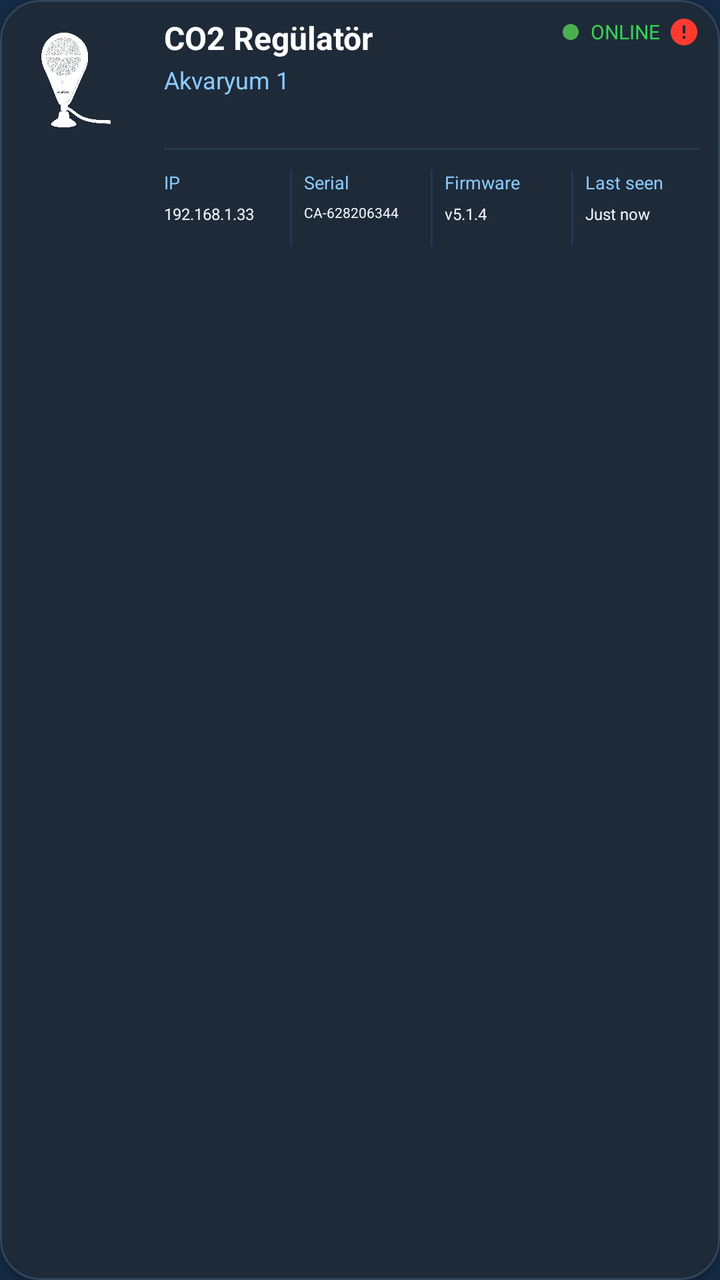
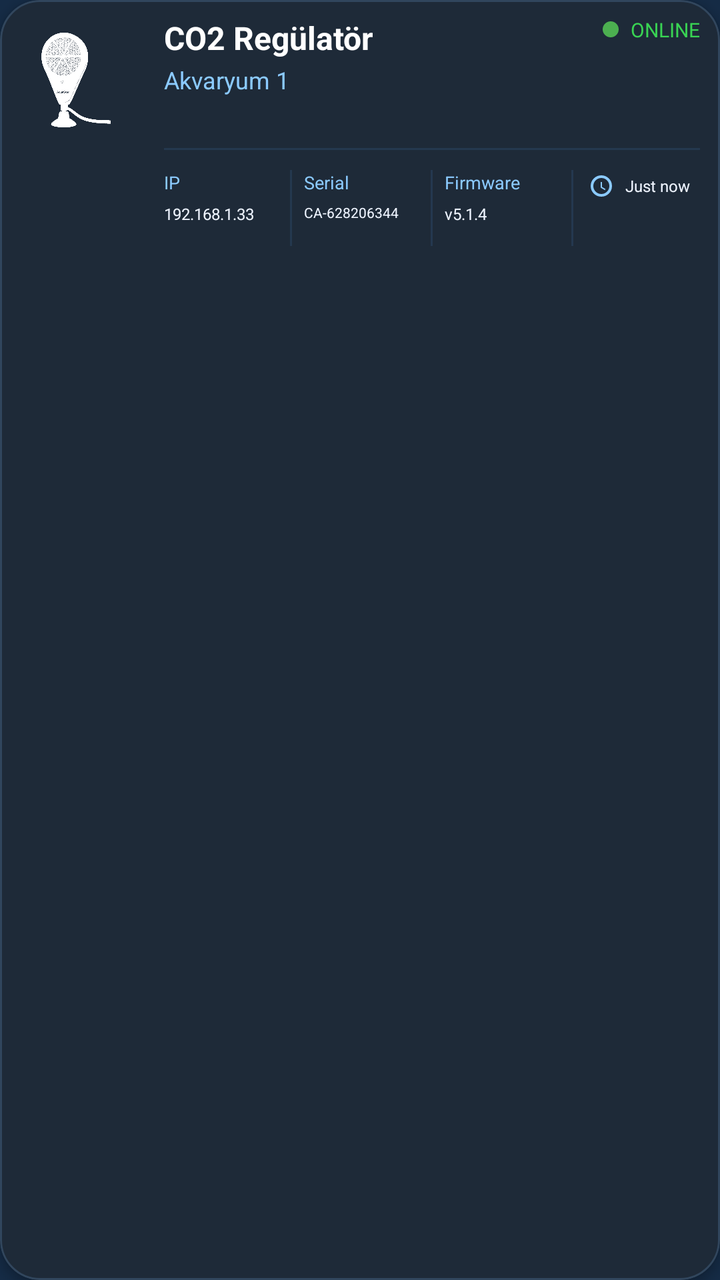

Compare the two renders of this Android layout. The source of the first and the diff that turns it into the second are given below.
<!-- AndroidManifest.xml: application theme AppTheme -->
<!-- res/layout/item_device_status.xml -->
<?xml version="1.0" encoding="utf-8"?>
<com.google.android.material.card.MaterialCardView
    xmlns:android="http://schemas.android.com/apk/res/android"
    xmlns:app="http://schemas.android.com/apk/res-auto"
    android:id="@+id/cardDevice"
    android:layout_width="match_parent"
    android:layout_height="wrap_content"
    android:layout_marginHorizontal="3dp"
    android:layout_marginVertical="8dp"
    android:backgroundTint="#1E2A38"
    app:cardCornerRadius="20dp"
    app:cardElevation="3dp"
    app:strokeWidth="1dp"
    app:strokeColor="#31465D"
    android:clickable="true"
    android:focusable="true"
    android:foreground="?attr/selectableItemBackground">

    <RelativeLayout
        android:layout_width="match_parent"
        android:layout_height="wrap_content"
		android:paddingStart="6dp"
        android:paddingTop="8dp"
        android:paddingEnd="10dp"
        android:paddingBottom="8dp">

        
        <ImageView
            android:id="@+id/ivDeviceIcon"
            android:layout_width="64dp"
            android:layout_height="64dp"
            android:src="@drawable/ic_device_aqua_ster"
            app:tint="@android:color/white"
            android:layout_alignParentStart="true"
            android:layout_alignParentTop="true" />

        
        <LinearLayout
            android:id="@+id/llDeviceInfo"
            android:layout_width="wrap_content"
            android:layout_height="wrap_content"
            android:orientation="vertical"
            android:layout_toEndOf="@id/ivDeviceIcon"
            android:layout_marginStart="12dp"
            android:layout_alignTop="@id/ivDeviceIcon">

            <TextView
                android:id="@+id/tvDeviceName"
                android:layout_width="wrap_content"
                android:layout_height="wrap_content"
                android:text="CO2 Regülatör"
                android:textColor="@android:color/white"
                android:textStyle="bold"
                android:textSize="16sp" />

            <TextView
                android:id="@+id/tvTankName"
                android:layout_width="wrap_content"
                android:layout_height="wrap_content"
                android:layout_marginTop="2dp"
                android:text="Akvaryum 1"
                android:textColor="#8BCAFF"
                android:textSize="12sp" />
        </LinearLayout>

        
        <LinearLayout
            android:id="@+id/llStatusContainer"
            android:layout_width="wrap_content"
            android:layout_height="wrap_content"
            android:orientation="horizontal"
            android:gravity="center_vertical"
            android:layout_alignParentEnd="true"
            android:layout_alignTop="@id/llDeviceInfo">

            <View
                android:id="@+id/viewStatusDot"
                android:layout_width="8dp"
                android:layout_height="8dp"
                android:background="@drawable/bg_online_dot" />

            <TextView
                android:id="@+id/tvStatus"
                android:layout_width="wrap_content"
                android:layout_height="wrap_content"
                android:layout_marginStart="6dp"
                android:text="ONLINE"
                android:textColor="#39D353"
                android:textSize="10sp"/>

            <ImageView
                android:id="@+id/ivAlarm"
                android:layout_width="16dp"
                android:layout_height="16dp"
                android:layout_marginStart="4dp"
                android:src="@drawable/ic_alarm_red"
                android:visibility="visible" />
        </LinearLayout>

        
        <View
            android:id="@+id/viewMetaTopDivider"
            android:layout_width="match_parent"
            android:layout_height="1dp"
            android:layout_below="@id/ivDeviceIcon"
            android:layout_marginTop="2dp"
            android:layout_toEndOf="@id/ivDeviceIcon"
            android:layout_marginStart="12dp"
            android:background="#24384F" />

        
        <LinearLayout
            android:id="@+id/llDeviceMeta"
            android:layout_width="match_parent"
            android:layout_height="wrap_content"
            android:layout_below="@id/viewMetaTopDivider"
            android:layout_toEndOf="@id/ivDeviceIcon"
            android:layout_marginStart="12dp"
            android:layout_marginTop="10dp"
            android:orientation="horizontal"
            android:weightSum="4">

            
            <LinearLayout
                android:layout_width="0dp"
                android:layout_height="wrap_content"
                android:layout_weight="1"
                android:orientation="vertical">

                <TextView
                    android:id="@+id/tvIpTitle"
                    android:layout_width="wrap_content"
                    android:layout_height="wrap_content"
                    android:text="IP"
                    android:textColor="#8BCAFF"
                    android:textSize="9sp" />

                <TextView
                    android:id="@+id/tvIp"
                    android:layout_width="wrap_content"
                    android:layout_height="wrap_content"
                    android:layout_marginTop="4dp"
                    android:text="192.168.1.33"
                    android:textColor="#EEF4FF"
                    android:textSize="8sp"
                    android:textStyle="normal" />
            </LinearLayout>

            
            <View
                android:layout_width="1dp"
                android:layout_height="38dp"
                android:layout_marginHorizontal="6dp"
                android:background="#24384F" />

            
            <LinearLayout
                android:layout_width="0dp"
                android:layout_height="wrap_content"
                android:layout_weight="1"
                android:orientation="vertical">

                <TextView
                    android:id="@+id/tvSerialTitle"
                    android:layout_width="wrap_content"
                    android:layout_height="wrap_content"
                    android:text="Serial"
                    android:textColor="#8BCAFF"
                    android:textSize="9sp" />

                <TextView
                    android:id="@+id/tvSerial"
                    android:layout_width="wrap_content"
                    android:layout_height="wrap_content"
                    android:layout_marginTop="4dp"
                    android:text="CA-628206344"
                    android:textColor="#EEF4FF"
                    android:textSize="7sp"
                    android:textStyle="normal" />
            </LinearLayout>

            
            <View
                android:layout_width="1dp"
                android:layout_height="38dp"
                android:layout_marginHorizontal="6dp"
                android:background="#24384F" />

            
            <LinearLayout
                android:layout_width="0dp"
                android:layout_height="wrap_content"
                android:layout_weight="1"
                android:orientation="vertical">

                <TextView
                    android:id="@+id/tvFirmwareTitle"
                    android:layout_width="wrap_content"
                    android:layout_height="wrap_content"
                    android:text="Firmware"
                    android:textColor="#8BCAFF"
                    android:textSize="9sp" />

                <TextView
                    android:id="@+id/tvFirmware"
                    android:layout_width="wrap_content"
                    android:layout_height="wrap_content"
                    android:layout_marginTop="4dp"
                    android:text="v5.1.4"
                    android:textColor="#EEF4FF"
                    android:textSize="8sp"
                    android:textStyle="normal" />
            </LinearLayout>

            
            <View
                android:layout_width="1dp"
                android:layout_height="38dp"
                android:layout_marginHorizontal="6dp"
                android:background="#24384F" />

            
            <LinearLayout
                android:layout_width="0dp"
                android:layout_height="wrap_content"
                android:layout_weight="1"
                android:orientation="vertical">

                <TextView
                    android:id="@+id/tvLastSeenTitle"
                    android:layout_width="wrap_content"
                    android:layout_height="wrap_content"
                    android:text="Last seen"
                    android:textColor="#8BCAFF"
                    android:textSize="9sp" />

                <TextView
                    android:id="@+id/tvLastSeen"
                    android:layout_width="wrap_content"
                    android:layout_height="wrap_content"
                    android:layout_marginTop="4dp"
                    android:text="Just now"
                    android:textColor="#EEF4FF"
                    android:textSize="8sp"
                    android:textStyle="normal" />
            </LinearLayout>

        </LinearLayout>

    </RelativeLayout>
</com.google.android.material.card.MaterialCardView>
<!-- resources referenced by this layout -->
<resources>
  <!-- drawable bg_online_dot (drawable) -->
  <?xml version="1.0" encoding="utf-8"?>
  <shape xmlns:android="http://schemas.android.com/apk/res/android"
      android:shape="oval">
  
      <size
          android:width="8dp"
          android:height="8dp" />
  
      <solid android:color="#4CAF50"/>
  
  </shape>
  <!-- drawable ic_alarm_red (drawable) -->
  <vector xmlns:android="http://schemas.android.com/apk/res/android"
      android:width="20dp"
      android:height="20dp"
      android:viewportWidth="24"
      android:viewportHeight="24">
      <path
          android:fillColor="#FF3B30"
          android:pathData="M12,2C6.48,2 2,6.48 2,12s4.48,10 10,10 10,-4.48 10,-10S17.52,2 12,2zM13,17h-2v-2h2v2zM13,13h-2V7h2v6z"/>
  </vector>
  <!-- drawable ic_device_aqua_ster: png bitmap (drawable, 389859 bytes) -->
  <style name="AppTheme" parent="Theme.Material3.DayNight.NoActionBar">
  
          
          <item name="colorPrimary">@color/md_theme_light_primary</item>
          <item name="colorOnPrimary">@color/md_theme_light_onPrimary</item>
          <item name="colorSecondary">@color/md_theme_light_secondary</item>
          <item name="colorOnSecondary">@color/md_theme_light_onSecondary</item>
  
          
          <item name="android:colorBackground">@color/md_theme_light_background</item>
          <item name="colorSurface">@color/md_theme_light_surface</item>
          <item name="colorOnSurface">@color/md_theme_light_onSurface</item>
  
          
          <item name="colorSurfaceVariant">@color/md_theme_light_surfaceVariant</item>
          <item name="colorOnSurfaceVariant">@color/md_theme_light_onSurfaceVariant</item>
          <item name="colorOutline">@color/md_theme_light_outline</item>
          <item name="colorOutlineVariant">@color/md_theme_light_outlineVariant</item>
          <item name="colorError">@color/md_theme_light_error</item>
          <item name="colorOnError">@color/md_theme_light_onError</item>
  
          
          <item name="android:statusBarColor">@android:color/transparent</item>
          <item name="android:navigationBarColor">@android:color/black</item>
  
          
          <item name="android:windowLightStatusBar">true</item>
          <item name="android:windowLightNavigationBar">true</item>
  
          
          <item name="windowActionBar">false</item>
          <item name="android:windowNoTitle">true</item>
      </style>
  <color name="md_theme_light_primary">#2196F3</color>
  <color name="md_theme_light_onPrimary">#FFFFFF</color>
  <color name="md_theme_light_secondary">#4A6363</color>
  <color name="md_theme_light_onSecondary">#FFFFFF</color>
  <color name="md_theme_light_background">#152B45</color>
  <color name="md_theme_light_surface">#152B45</color>
  <color name="md_theme_light_onSurface">#E0E6ED</color>
  <color name="md_theme_light_surfaceVariant">#233042</color>
  <color name="md_theme_light_onSurfaceVariant">#5C6B75</color>
  <color name="md_theme_light_outline">#455A64</color>
  <color name="md_theme_light_outlineVariant">#37474F</color>
  <color name="md_theme_light_error">#D32F2F</color>
  <color name="md_theme_light_onError">#FFFFFF</color>
</resources>

<!-- the commit's change to res/layout/item_device_status.xml (unified diff, before → after) -->
@@ -19,7 +19,7 @@
     <RelativeLayout
         android:layout_width="match_parent"
         android:layout_height="wrap_content"
-		android:paddingStart="6dp"
+        android:paddingStart="6dp"
         android:paddingTop="8dp"
         android:paddingEnd="10dp"
         android:paddingBottom="8dp">
@@ -87,14 +87,6 @@
                 android:text="ONLINE"
                 android:textColor="#39D353"
                 android:textSize="10sp"/>
-
-            <ImageView
-                android:id="@+id/ivAlarm"
-                android:layout_width="16dp"
-                android:layout_height="16dp"
-                android:layout_marginStart="4dp"
-                android:src="@drawable/ic_alarm_red"
-                android:visibility="visible" />
         </LinearLayout>
 
         
@@ -224,21 +216,21 @@
                 android:layout_width="0dp"
                 android:layout_height="wrap_content"
                 android:layout_weight="1"
-                android:orientation="vertical">
-
-                <TextView
-                    android:id="@+id/tvLastSeenTitle"
-                    android:layout_width="wrap_content"
-                    android:layout_height="wrap_content"
-                    android:text="Last seen"
-                    android:textColor="#8BCAFF"
-                    android:textSize="9sp" />
+                android:orientation="horizontal"
+                android:gravity="center_vertical">
+
+                <ImageView
+                    android:id="@+id/ivLastSeen"
+                    android:layout_width="16dp"
+                    android:layout_height="16dp"
+                    android:layout_marginEnd="4dp"
+                    android:src="@drawable/ic_last_seen"
+                    android:contentDescription="Last seen icon"/>
 
                 <TextView
                     android:id="@+id/tvLastSeen"
                     android:layout_width="wrap_content"
                     android:layout_height="wrap_content"
-                    android:layout_marginTop="4dp"
                     android:text="Just now"
                     android:textColor="#EEF4FF"
                     android:textSize="8sp"
<!-- resource entries referenced after the edit -->
@@ -12,17 +12,17 @@
       <solid android:color="#4CAF50"/>
   
   </shape>
-  <!-- drawable ic_alarm_red (drawable) -->
+  <!-- drawable ic_device_aqua_ster: png bitmap (drawable, 389859 bytes) -->
+  <!-- drawable ic_last_seen (drawable) -->
   <vector xmlns:android="http://schemas.android.com/apk/res/android"
-      android:width="20dp"
-      android:height="20dp"
+      android:width="16dp"
+      android:height="16dp"
       android:viewportWidth="24"
       android:viewportHeight="24">
       <path
-          android:fillColor="#FF3B30"
-          android:pathData="M12,2C6.48,2 2,6.48 2,12s4.48,10 10,10 10,-4.48 10,-10S17.52,2 12,2zM13,17h-2v-2h2v2zM13,13h-2V7h2v6z"/>
+          android:fillColor="#8BCAFF"
+          android:pathData="M12,20a8,8 0 1,0 -8,-8 8,8 0 0,0 8,8zm0,-14a6,6 0 1,1 -6,6 6,6 0 0,1 6,-6zm.5,3h-1v4.25l3.15,1.88.5,-.86 -2.65,-1.57V9z"/>
   </vector>
-  <!-- drawable ic_device_aqua_ster: png bitmap (drawable, 389859 bytes) -->
   <style name="AppTheme" parent="Theme.Material3.DayNight.NoActionBar">
   
           
